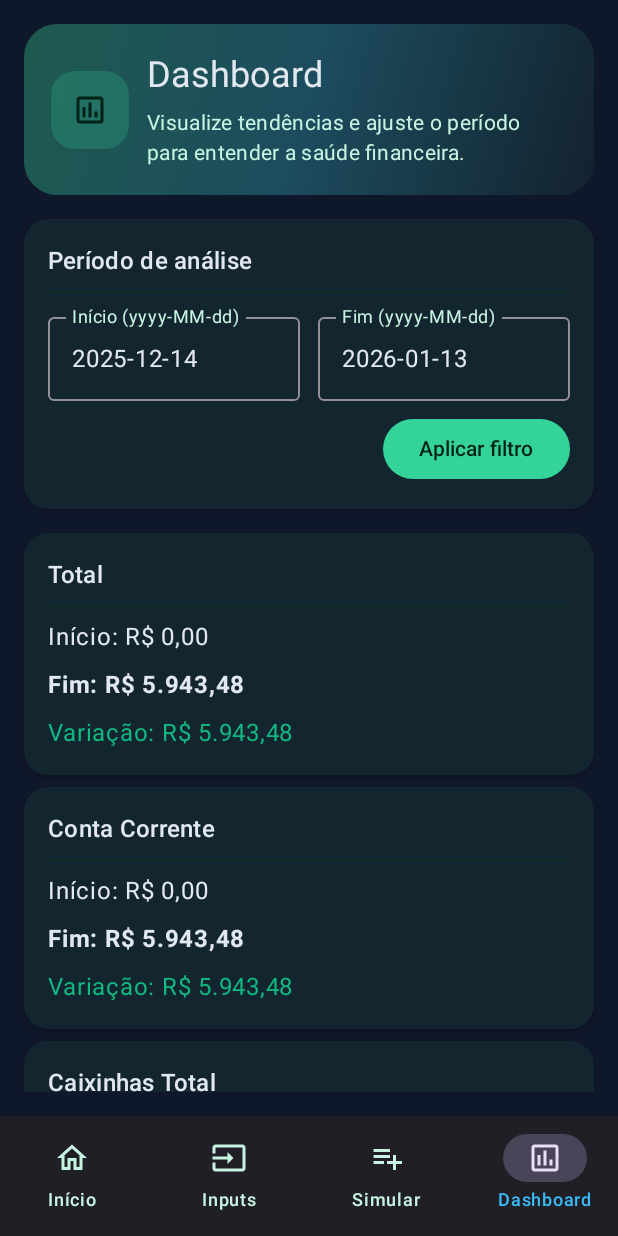
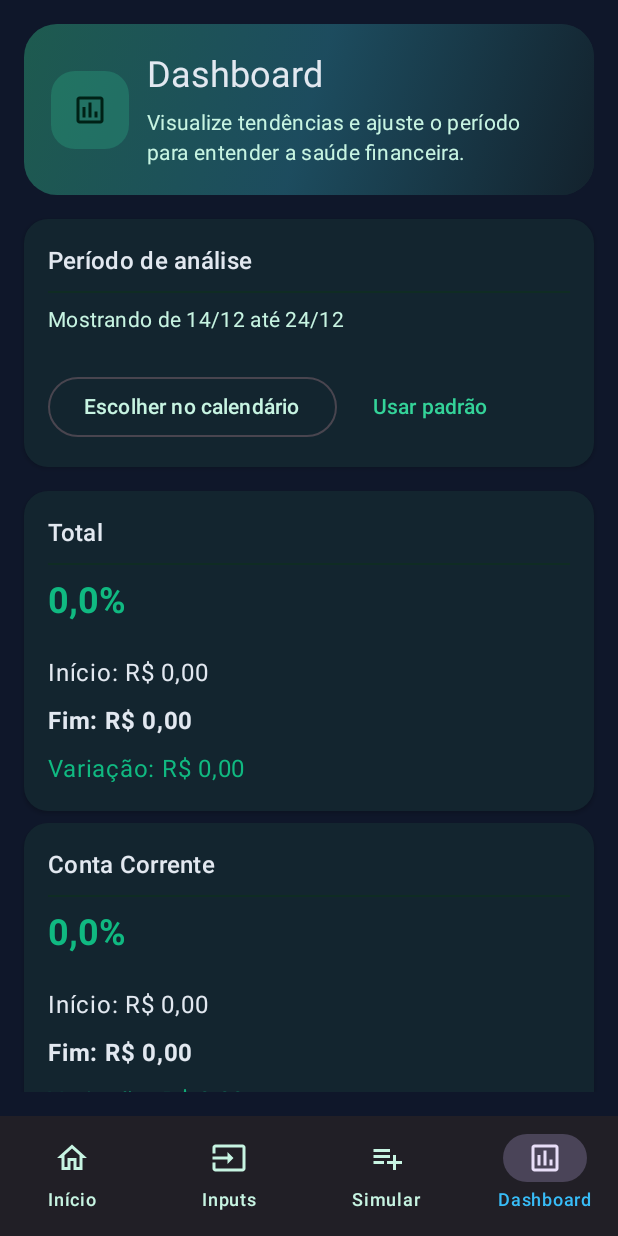
Before and after one commit to GloedenJoao/Android_AppV4, an Android app built with Jetpack Compose: the DashboardScreen screen opened through its navigation route, item 4 of the bottom bar chosen, on a phone screen of 412 x 824 dp. Run offline under Robolectric (Android 15) with nearby library versions, the phone set to English and light mode, and no system bars; 2 statements that could not run were skipped.

Commit message:
Improve dashboard filters and visuals

```diff
--- a/app/src/main/java/com/financeplanner/app/data/FinanceViewModel.kt
+++ b/app/src/main/java/com/financeplanner/app/data/FinanceViewModel.kt
@@ -230,6 +230,9 @@ class FinanceViewModel : ViewModel() {
         )
     }
 
+    fun nextSalaryDate(from: LocalDate = LocalDate.now()): LocalDate =
+        nextDateForDay(salary.dayOfMonth, from).adjustForWeekend()
+
     private fun nextDateForDay(day: Int, start: LocalDate): LocalDate {
         val candidate = start.withDayOfMonth(minOf(day, start.lengthOfMonth()))
         return if (!candidate.isBefore(start)) candidate else candidate.plusMonths(1).withDayOfMonth(minOf(day, candidate.plusMonths(1).lengthOfMonth()))
--- a/app/src/main/java/com/financeplanner/app/ui/Screens.kt
+++ b/app/src/main/java/com/financeplanner/app/ui/Screens.kt
@@ -86,6 +86,9 @@ import java.time.ZoneId
 import java.time.format.DateTimeFormatter
 import java.util.Locale
 import kotlinx.coroutines.launch
+import kotlin.math.abs
+import kotlin.math.max
+import kotlin.math.min
 
 private val currencyFormat: NumberFormat = NumberFormat.getCurrencyInstance(Locale("pt", "BR"))
 private val dateFormatter: DateTimeFormatter = DateTimeFormatter.ofPattern("dd/MM")
@@ -827,9 +830,17 @@ fun SimulationScreen(viewModel: FinanceViewModel) {
 
 @Composable
 fun DashboardScreen(viewModel: FinanceViewModel) {
-    var startText by remember { mutableStateOf(LocalDate.now().toString()) }
-    var endText by remember { mutableStateOf(LocalDate.now().plusDays(30).toString()) }
-    var range by remember { mutableStateOf(LocalDate.now()..LocalDate.now().plusDays(30)) }
+    val today = remember { LocalDate.now() }
+    val defaultEnd = remember {
+        val candidate = viewModel.nextSalaryDate(today).minusDays(1)
+        if (candidate.isBefore(today)) today else candidate
+    }
+    var range by remember { mutableStateOf(today..defaultEnd) }
+    var showPicker by remember { mutableStateOf(false) }
+    val dateRangeState = rememberDateRangePickerState(
+        initialSelectedStartDateMillis = range.start.toEpochMillis(),
+        initialSelectedEndDateMillis = range.endInclusive.toEpochMillis()
+    )
 
     val insights = viewModel.dashboardInsights(range)
     val history = viewModel.balances(range)
@@ -850,47 +861,62 @@ fun DashboardScreen(viewModel: FinanceViewModel) {
         }
         item {
             SummaryCard(title = "Período de análise", modifier = Modifier.fillMaxWidth()) {
-                Row(
-                    modifier = Modifier.fillMaxWidth(),
-                    horizontalArrangement = Arrangement.spacedBy(12.dp)
-                ) {
-                    OutlinedTextField(
-                        value = startText,
-                        onValueChange = { startText = it },
-                        label = { Text("Início (yyyy-MM-dd)") },
-                        singleLine = true,
-                        keyboardOptions = KeyboardOptions(imeAction = ImeAction.Next),
-                        modifier = Modifier.weight(1f)
+                Text(
+                    text = "Mostrando de ${range.start.format(dateFormatter)} até ${range.endInclusive.format(dateFormatter)}",
+                    style = MaterialTheme.typography.bodyMedium,
+                    color = MaterialTheme.colorScheme.onSurfaceVariant
                 )
-                    OutlinedTextField(
-                        value = endText,
-                        onValueChange = { endText = it },
-                        label = { Text("Fim (yyyy-MM-dd)") },
-                        singleLine = true,
-                        keyboardOptions = KeyboardOptions(imeAction = ImeAction.Done),
-                        modifier = Modifier.weight(1f)
-                    )
+                Spacer(modifier = Modifier.height(8.dp))
+                Row(modifier = Modifier.fillMaxWidth(), horizontalArrangement = Arrangement.spacedBy(12.dp)) {
+                    OutlinedButton(onClick = { showPicker = true }) {
+                        Text("Escolher no calendário")
                     }
-                Row(
-                    modifier = Modifier.fillMaxWidth(),
-                    horizontalArrangement = Arrangement.End
-                ) {
-                    Button(
-                        onClick = {
-                            val start = runCatching { LocalDate.parse(startText) }.getOrNull()
-                            val end = runCatching { LocalDate.parse(endText) }.getOrNull()
-                            if (start != null && end != null) range = start..end
+                    TextButton(onClick = { range = today..defaultEnd }) {
+                        Text("Usar padrão")
                     }
-                    ) { Text("Aplicar filtro") }
                 }
             }
         }
         item { InsightsSection(insights) }
         if (history.isNotEmpty()) {
-            item { Text("Faixa diária", style = MaterialTheme.typography.titleMedium) }
-            item { BandChart(history.map { it.date to (it.checking + it.caixinhaTotal) }) }
-            item { Text("Variação diária", style = MaterialTheme.typography.titleMedium) }
-            item { LineChart(history.map { it.date to (it.checking + it.caixinhaTotal) }) }
+            item { Text("Faixas por conta", style = MaterialTheme.typography.titleMedium) }
+            item { AccountBandsChart(history) }
+            item { Text("Variação percentual", style = MaterialTheme.typography.titleMedium) }
+            item { VariationSection(history) }
+        }
+    }
+    if (showPicker) {
+        DateRangePickerDialog(
+            onDismissRequest = { showPicker = false },
+            confirmButton = {
+                TextButton(
+                    onClick = {
+                        val start = dateRangeState.selectedStartDateMillis?.toLocalDate()
+                        val end = dateRangeState.selectedEndDateMillis?.toLocalDate()
+                        if (start != null && end != null && !end.isBefore(start)) {
+                            range = start..end
+                            showPicker = false
+                        }
+                    }
+                ) { Text("Aplicar") }
+            },
+            dismissButton = {
+                TextButton(onClick = { showPicker = false }) { Text("Cancelar") }
+            }
+        ) {
+            DateRangePicker(
+                state = dateRangeState,
+                title = { Text("Selecione o período") },
+                dateFormatter = DatePickerDefaults.dateFormatter(
+                    yearSelectionFormatter = { dateFormatter.format(it.toLocalDate()) },
+                    selectedDateDescriptionFormatter = { dateFormatter.format(it.toLocalDate()) },
+                    selectedDateRangeDescriptionFormatter = { start, end ->
+                        val startText = start?.toLocalDate()?.let { dateFormatter.format(it) } ?: "--"
+                        val endText = end?.toLocalDate()?.let { dateFormatter.format(it) } ?: "--"
+                        "$startText até $endText"
+                    }
+                )
+            )
         }
     }
 }
@@ -1063,6 +1089,14 @@ private fun InsightsSection(insights: List<DashboardInsight>) {
             val positive = diff >= 0
             val color = if (positive) Color(0xFF10B981) else MaterialTheme.colorScheme.error
             SummaryCard(title = insight.label) {
+                val percent = if (insight.startValue != 0.0) (diff / insight.startValue) * 100 else 0.0
+                Text(
+                    text = String.format(Locale("pt", "BR"), "%.1f%%", percent),
+                    style = MaterialTheme.typography.headlineSmall,
+                    color = color,
+                    fontWeight = FontWeight.Bold
+                )
+                Spacer(modifier = Modifier.height(4.dp))
                 Text("Início: ${currencyFormat.format(insight.startValue)}")
                 Text("Fim: ${currencyFormat.format(insight.endValue)}", fontWeight = FontWeight.Bold)
                 Text("Variação: ${currencyFormat.format(diff)}", color = color)
@@ -1072,49 +1106,135 @@ private fun InsightsSection(insights: List<DashboardInsight>) {
 }
 
 @Composable
-private fun BandChart(data: List<Pair<LocalDate, Double>>) {
-    if (data.isEmpty()) return
-    val max = data.maxOf { it.second }
-    val min = data.minOf { it.second }
+private fun AccountBandsChart(history: List<BalanceSnapshot>) {
+    if (history.isEmpty()) return
+    val checkingData = history.map { it.date to it.checking }
+    val caixinhaData = history.map { it.date to it.caixinhaTotal }
+    val max = maxOf(checkingData.maxOf { it.second }, caixinhaData.maxOf { it.second })
+    val min = minOf(checkingData.minOf { it.second }, caixinhaData.minOf { it.second })
     val span = (max - min).takeIf { it != 0.0 } ?: 1.0
-    val pointColor = MaterialTheme.colorScheme.primary
+    val checkingColor = MaterialTheme.colorScheme.primary
+    val caixinhaColor = MaterialTheme.colorScheme.tertiary
     Card(modifier = Modifier.fillMaxWidth()) {
-        Canvas(modifier = Modifier.height(140.dp)) {
-            val widthStep = size.width / (data.size - 1).coerceAtLeast(1)
+        Column(modifier = Modifier.padding(12.dp), verticalArrangement = Arrangement.spacedBy(8.dp)) {
+            Row(horizontalArrangement = Arrangement.spacedBy(16.dp)) {
+                LegendDot(color = checkingColor, label = "Conta Corrente")
+                LegendDot(color = caixinhaColor, label = "Caixinhas Total")
+            }
+            Canvas(modifier = Modifier.height(180.dp)) {
+                val widthStep = size.width / (history.size - 1).coerceAtLeast(1)
+                fun yFor(value: Double): Float = size.height - (((value - min) / span).toFloat() * size.height)
+
+                fun drawSeries(data: List<Pair<LocalDate, Double>>, color: Color) {
+                    var lastPoint: androidx.compose.ui.geometry.Offset? = null
                     data.forEachIndexed { index, pair ->
                         val x = widthStep * index
-                val normalized = ((pair.second - min) / span).toFloat()
-                val y = size.height - (normalized * size.height)
-                drawCircle(color = pointColor, radius = 6f, center = androidx.compose.ui.geometry.Offset(x, y))
+                        val y = yFor(pair.second)
+                        val point = androidx.compose.ui.geometry.Offset(x, y)
+                        lastPoint?.let { previous ->
+                            drawLine(color = color.copy(alpha = 0.7f), start = previous, end = point, strokeWidth = 6f)
+                        }
+                        drawCircle(color = color, radius = 6f, center = point)
+                        lastPoint = point
+                    }
+                }
+
+                drawSeries(checkingData, checkingColor)
+                drawSeries(caixinhaData, caixinhaColor)
             }
         }
     }
 }
 
 @Composable
-private fun LineChart(data: List<Pair<LocalDate, Double>>) {
-    if (data.isEmpty()) return
-    val max = data.maxOf { it.second }
-    val min = data.minOf { it.second }
-    val span = (max - min).takeIf { it != 0.0 } ?: 1.0
-    val lineColor = MaterialTheme.colorScheme.secondary
+private fun VariationSection(history: List<BalanceSnapshot>) {
+    val checkingPoints = variationPoints(history) { it.checking }
+    val caixinhaPoints = variationPoints(history) { it.caixinhaTotal }
+
+    Column(verticalArrangement = Arrangement.spacedBy(12.dp)) {
+        VariationChart(title = "Conta Corrente", points = checkingPoints, baseColor = MaterialTheme.colorScheme.primary)
+        VariationChart(title = "Caixinhas Total", points = caixinhaPoints, baseColor = MaterialTheme.colorScheme.tertiary)
+    }
+}
+
+@Composable
+private fun VariationChart(title: String, points: List<VariationPoint>, baseColor: Color) {
+    if (points.isEmpty()) return
+    val maxValue = points.maxOf { max(it.vsInitial, it.vsPrevious) }
+    val minValue = points.minOf { min(it.vsInitial, it.vsPrevious) }
+    val scale = max(abs(maxValue), abs(minValue)).takeIf { it != 0.0 } ?: 1.0
+    val vsInitialColor = baseColor
+    val vsPreviousColor = MaterialTheme.colorScheme.secondary
+
     Card(modifier = Modifier.fillMaxWidth()) {
-        Canvas(modifier = Modifier.height(140.dp)) {
-            val widthStep = size.width / (data.size - 1).coerceAtLeast(1)
+        Column(modifier = Modifier.padding(12.dp), verticalArrangement = Arrangement.spacedBy(8.dp)) {
+            Text(title, style = MaterialTheme.typography.titleMedium)
+            Row(horizontalArrangement = Arrangement.spacedBy(16.dp)) {
+                LegendDot(color = vsInitialColor, label = "Vs início")
+                LegendDot(color = vsPreviousColor, label = "Vs dia anterior")
+            }
+            Canvas(modifier = Modifier.height(200.dp)) {
+                val widthStep = size.width / (points.size - 1).coerceAtLeast(1)
+                val centerY = size.height / 2f
+                drawLine(
+                    color = MaterialTheme.colorScheme.outlineVariant,
+                    start = androidx.compose.ui.geometry.Offset(0f, centerY),
+                    end = androidx.compose.ui.geometry.Offset(size.width, centerY),
+                    strokeWidth = 2f
+                )
+
+                fun yFor(value: Double): Float = centerY - ((value / scale).toFloat() * centerY)
+
+                fun drawSeries(values: List<Double>, color: Color) {
                     var lastPoint: androidx.compose.ui.geometry.Offset? = null
-            data.forEachIndexed { index, pair ->
+                    values.forEachIndexed { index, value ->
                         val x = widthStep * index
-                val normalized = ((pair.second - min) / span).toFloat()
-                val y = size.height - (normalized * size.height)
+                        val y = yFor(value)
                         val point = androidx.compose.ui.geometry.Offset(x, y)
                         lastPoint?.let { previous ->
-                    drawLine(color = lineColor, start = previous, end = point, strokeWidth = 6f)
+                            drawLine(color = color.copy(alpha = 0.7f), start = previous, end = point, strokeWidth = 5f)
                         }
+                        drawCircle(color = color, radius = 6f, center = point)
                         lastPoint = point
+                    }
+                }
+
+                drawSeries(points.map { it.vsInitial }, vsInitialColor)
+                drawSeries(points.map { it.vsPrevious }, vsPreviousColor)
             }
         }
     }
 }
+
+@Composable
+private fun LegendDot(color: Color, label: String) {
+    Row(verticalAlignment = Alignment.CenterVertically, horizontalArrangement = Arrangement.spacedBy(6.dp)) {
+        Box(modifier = Modifier.size(12.dp).background(color, shape = RoundedCornerShape(50)))
+        Text(label, style = MaterialTheme.typography.bodySmall)
+    }
+}
+
+private fun variationPoints(
+    history: List<BalanceSnapshot>,
+    selector: (BalanceSnapshot) -> Double
+): List<VariationPoint> {
+    if (history.isEmpty()) return emptyList()
+    val startValue = selector(history.first())
+    return history.mapIndexed { index, snapshot ->
+        val current = selector(snapshot)
+        val previous = if (index == 0) current else selector(history[index - 1])
+        VariationPoint(
+            date = snapshot.date,
+            vsInitial = percentageChange(current, startValue),
+            vsPrevious = if (index == 0) 0.0 else percentageChange(current, previous)
+        )
+    }
+}
+
+private fun percentageChange(current: Double, base: Double): Double =
+    if (base == 0.0) 0.0 else ((current - base) / base) * 100
+
+private data class VariationPoint(val date: LocalDate, val vsInitial: Double, val vsPrevious: Double)
 
 private data class SourceOption(val source: AccountSource, val label: String)
 
```
Lines whose indentation alone changed are shown as unchanged.
